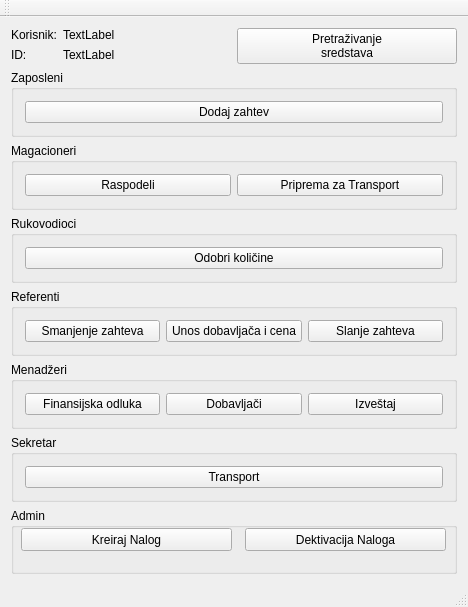
The window that mainwindow.ui (zivke/nabavke) describes before a commit, drawn with Qt 5.
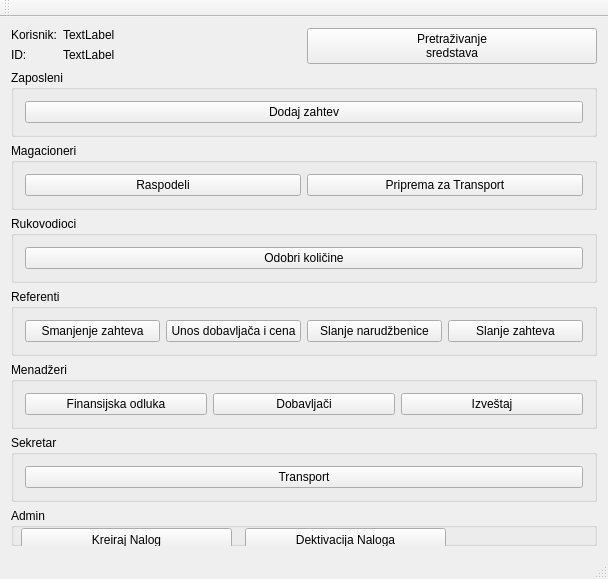
The same window after the commit. Icons and pictures are not drawn.

```diff
--- a/mainwindow.ui
+++ b/mainwindow.ui
@@ -6,8 +6,8 @@
    <rect>
     <x>0</x>
     <y>0</y>
-    <width>468</width>
-    <height>607</height>
+    <width>608</width>
+    <height>579</height>
    </rect>
   </property>
   <property name="windowTitle">
@@ -147,6 +147,13 @@
          </property>
         </widget>
        </item>
+       <item>
+        <widget class="QPushButton" name="btnNarudzbenice">
+         <property name="text">
+          <string>Slanje narudžbenice</string>
+         </property>
+        </widget>
+       </item>
        <item>
         <widget class="QPushButton" name="btnSlanjeZahteva">
          <property name="text">
```
Left out of the diff: 2 changed lines with no effect on the pictures.
